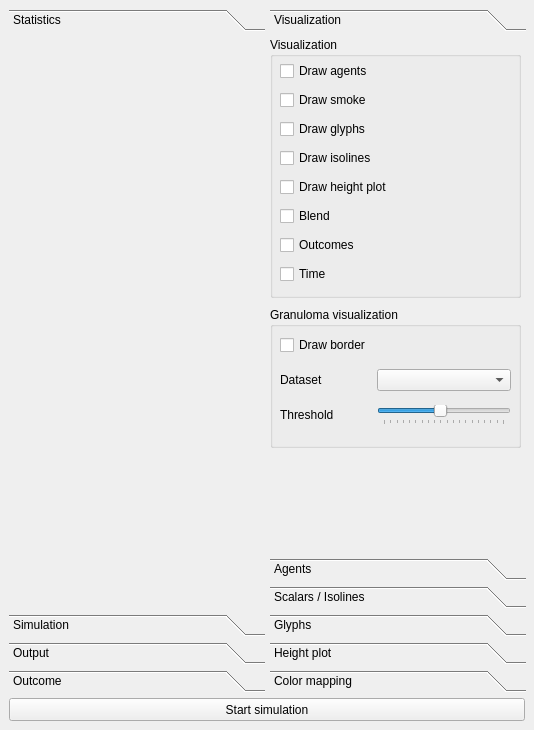
Before: the Qt Designer form gui/mainwindow.ui in gmackie/GR-ABM-ODE-2D, drawn with Qt 5.
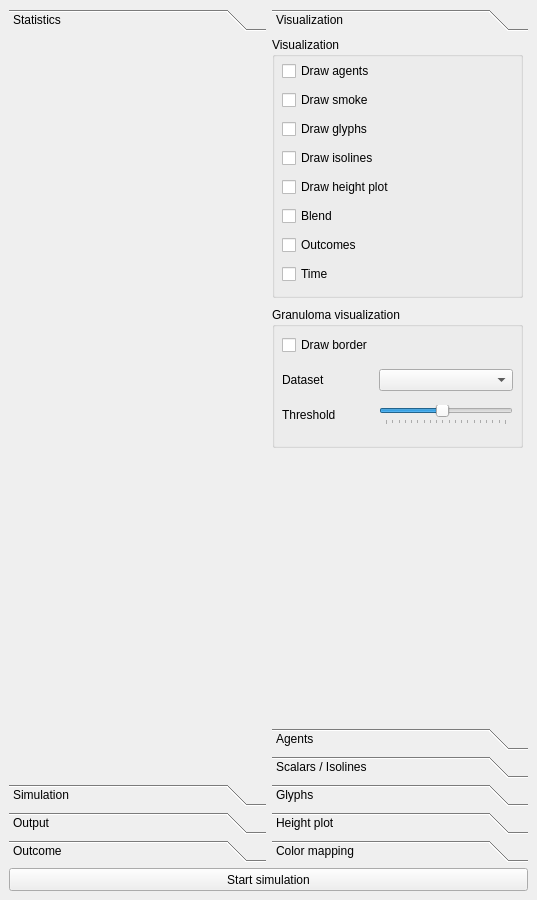
After: the same form once the commit is applied. The open tabs and pages were chosen to show the change.

Commit message: Added support for IL10 in the GUI statistics, visualization and glyphs widgets.

Patch:
```diff
--- a/gui/mainwindow.ui
+++ b/gui/mainwindow.ui
@@ -6,8 +6,8 @@
    <rect>
     <x>0</x>
     <y>0</y>
-    <width>534</width>
-    <height>730</height>
+    <width>537</width>
+    <height>900</height>
    </rect>
   </property>
   <property name="sizePolicy">
@@ -19,13 +19,13 @@
   <property name="minimumSize">
    <size>
     <width>534</width>
-    <height>730</height>
+    <height>900</height>
    </size>
   </property>
   <property name="maximumSize">
    <size>
-    <width>534</width>
-    <height>730</height>
+    <width>560</width>
+    <height>900</height>
    </size>
   </property>
   <property name="windowTitle">
@@ -45,6 +45,12 @@
             <height>0</height>
            </size>
           </property>
+          <property name="maximumSize">
+           <size>
+            <width>16777215</width>
+            <height>16777215</height>
+           </size>
+          </property>
           <property name="currentIndex">
            <number>1</number>
           </property>
@@ -53,8 +59,8 @@
             <rect>
              <x>0</x>
              <y>0</y>
-             <width>96</width>
-             <height>26</height>
+             <width>245</width>
+             <height>686</height>
             </rect>
            </property>
            <attribute name="label">
@@ -626,8 +632,8 @@
             <rect>
              <x>0</x>
              <y>0</y>
-             <width>256</width>
-             <height>468</height>
+             <width>244</width>
+             <height>618</height>
             </rect>
            </property>
            <attribute name="label">
```
Left out of the diff: 38 changed lines with no effect on the pictures. The commit also changes 6 other files.
